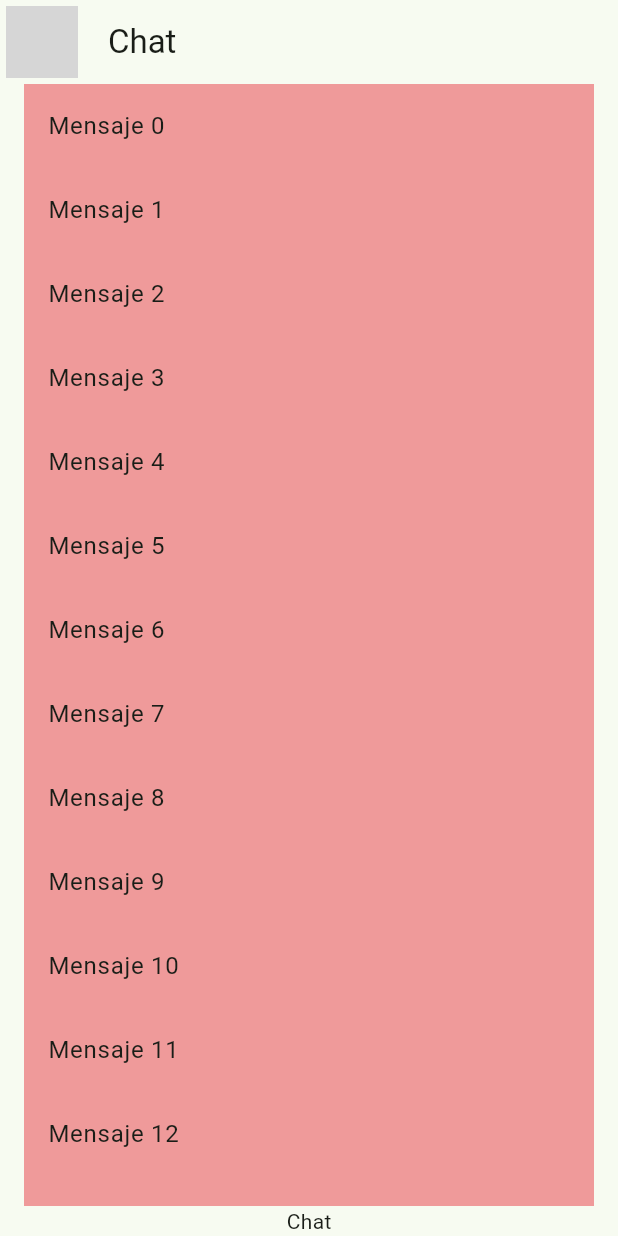
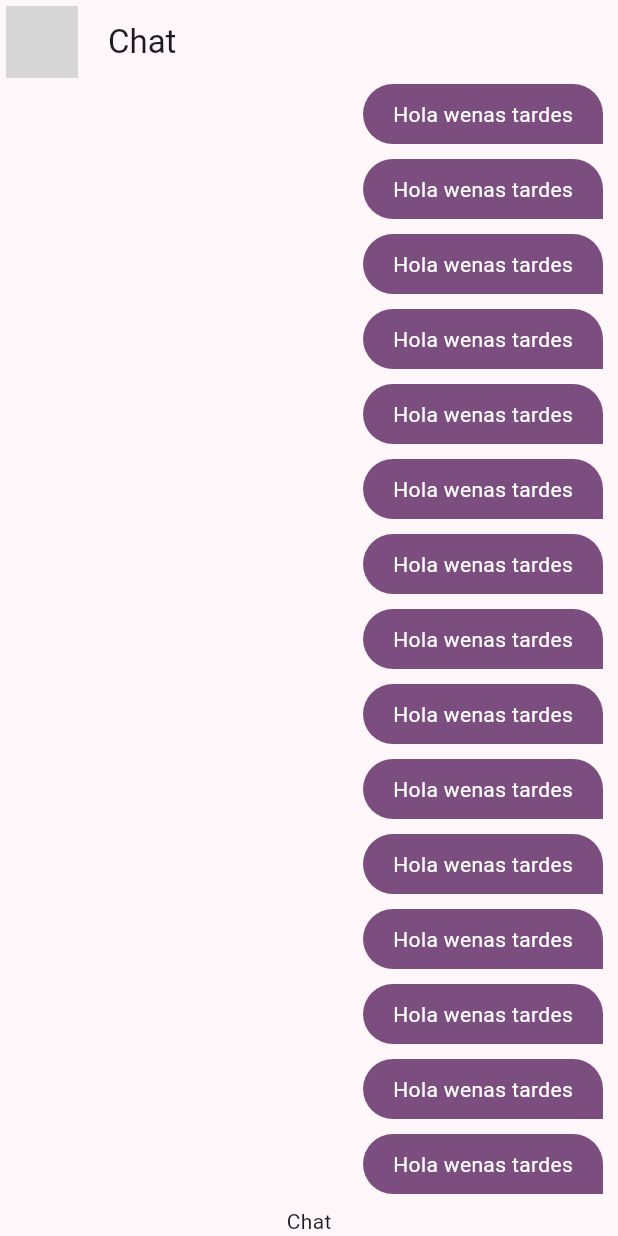
Before and after one commit to JavierSpartan-117/yes_no_app, a Flutter app: the screen it shows after launch, on a phone screen of 412 x 824 dp. Run offline on Flutter 3.47's test engine with Material 3 defaults, Android fonts, the phone set to English and light mode, and no system bars; network calls fail; grey boxes are pictures that could not be loaded.

Commit message:
mensajes parte1

```diff
--- a/lib/main.dart
+++ b/lib/main.dart
@@ -1,6 +1,6 @@
 import 'package:flutter/material.dart';
 import 'package:yes_no_app/config/theme/app_theme.dart';
-import 'package:yes_no_app/presentation/chat/chat_screen.dart';
+import 'package:yes_no_app/presentation/screens/chat/chat_screen.dart';
 
 void main() => runApp(const MyApp());
 
@@ -12,7 +12,7 @@ class MyApp extends StatelessWidget {
     return MaterialApp(
       title: 'Yes No App',
       debugShowCheckedModeBanner: false, // Quitar la cinta de debug
-      theme: AppTheme(selectedColor: 3).theme(),
+      theme: AppTheme(selectedColor: 4).theme(),
       home: const ChatScreen(),
     );
   }
--- a/lib/presentation/chat/chat_screen.dart
+++ b/lib/presentation/screens/chat/chat_screen.dart
@@ -1,4 +1,5 @@
 import 'package:flutter/material.dart';
+import 'package:yes_no_app/presentation/widgets/chat/my_message_bubble.dart';
 
 class ChatScreen extends StatelessWidget {
   const ChatScreen({super.key});
@@ -25,19 +26,15 @@ class _ChatView extends StatelessWidget {
   Widget build(BuildContext context) {
     return SafeArea(
       child: Padding(
-        padding: const EdgeInsets.symmetric(horizontal: 16.0),
+        padding: const EdgeInsets.symmetric(horizontal: 10.0),
         child: Column(
           children: [
-            Expanded(child: Container(
-              color: Colors.red[200],
+            Expanded(
               child: ListView.builder(
-                itemCount: 50,
-                itemBuilder: (context, index) {
-                return ListTile(
-                  title: Text('Mensaje $index'),
-                );
-              }),
-            )),
+              itemCount: 50,
+              itemBuilder: (context, index) {
+              return const MyMessageBubble();
+            })),
             const Text('Chat'),
           ],
         ),
--- /dev/null
+++ b/lib/presentation/widgets/chat/my_message_bubble.dart
@@ -0,0 +1,32 @@
+import 'package:flutter/material.dart';
+
+class MyMessageBubble extends StatelessWidget {
+  const MyMessageBubble({super.key});
+
+  @override
+  Widget build(BuildContext context) {
+
+    final colors = Theme.of(context).colorScheme;
+
+    return Column(
+      crossAxisAlignment: CrossAxisAlignment.end,
+      children: [
+        Container(
+          decoration: BoxDecoration(
+            color: colors.primary,
+            borderRadius: const BorderRadius.only(
+              topLeft: Radius.circular(20.0),
+              topRight: Radius.circular(20.0),
+              bottomLeft: Radius.circular(20.0),
+            ),
+          ),
+          child: const Padding(
+            padding: EdgeInsets.symmetric(horizontal: 20.0, vertical: 10.0),
+            child: Text('Hola wenas tardes', style: TextStyle(color: Colors.white)),
+          ),
+        ),
+        const SizedBox(height: 10.0),
+      ],
+    );
+  }
+}
```
